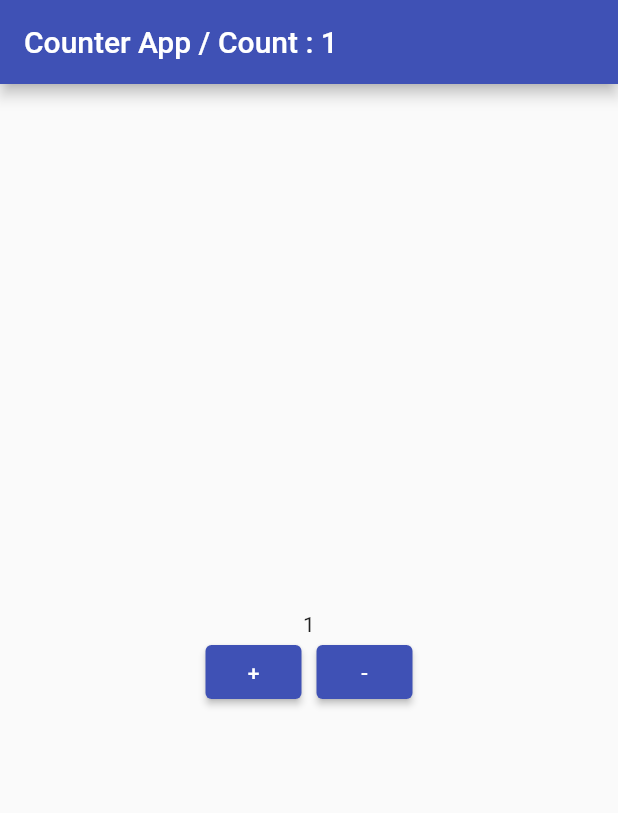
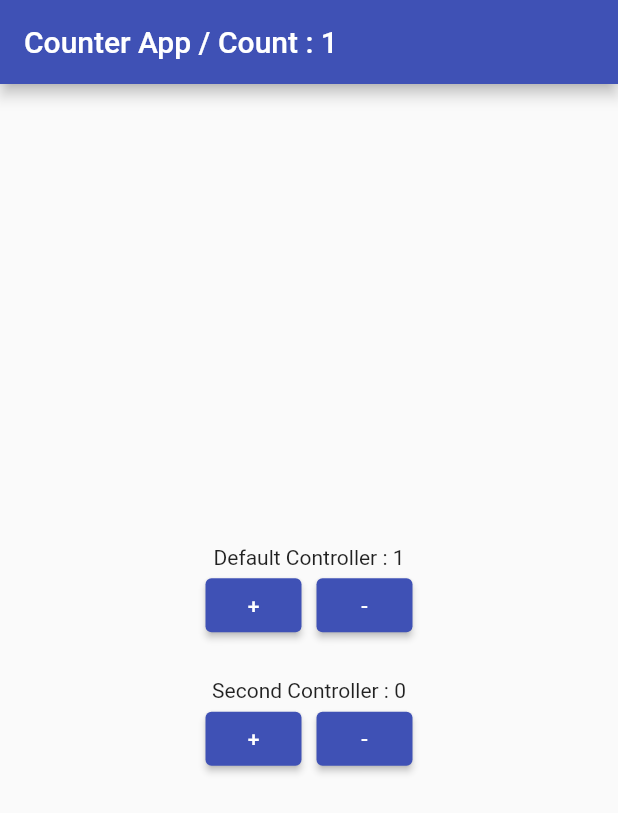
Before and after one commit to nirmal-mazhuvanpilly/flutter_GetX, a Flutter app: the screen it shows after launch, after a tap on an icon or button, on a phone screen of 412 x 824 dp. Shown: the top 813 px of the screen. Run offline on Flutter 3.47's test engine with Material 2 defaults, Android fonts, the phone set to English and light mode, and no system bars; our stand-ins replace get.

Commit message:
Using tags to use multiple instance

```diff
--- a/lib/controller/home_bindings.dart
+++ b/lib/controller/home_bindings.dart
@@ -5,6 +5,9 @@ class HomeBindings implements Bindings {
   //Register all Dependenices here
   @override
   void dependencies() {
-    Get.lazyPut<CounterController>(()=>CounterController()); //Lazy loads dependencies
+    Get.lazyPut<CounterController>(
+        () => CounterController()); //Lazy loads dependencies
+    Get.lazyPut<CounterController>(() => CounterController(),
+        tag: "nextController");
   }
 }
--- a/lib/view/counter_app.dart
+++ b/lib/view/counter_app.dart
@@ -6,6 +6,8 @@ class CounterAppView extends StatelessWidget {
   CounterAppView({Key? key}) : super(key: key);
 
   final CounterController _controller = Get.find();
+
+  final CounterController _nextController = Get.find(tag: "nextController");
 
   @override
   Widget build(BuildContext context) {
@@ -21,7 +23,8 @@ class CounterAppView extends StatelessWidget {
           mainAxisAlignment: MainAxisAlignment.center,
           crossAxisAlignment: CrossAxisAlignment.center,
           children: [
-            Obx(() => Text(_controller.counter.value.toString())),
+            Obx(() => Text(
+                "Default Controller : " + _controller.counter.value.toString())),
             Row(
               mainAxisAlignment: MainAxisAlignment.center,
               children: [
@@ -33,7 +36,28 @@ class CounterAppView extends StatelessWidget {
                     onPressed: _controller.decrementCounter,
                     child: const Text("-"))
               ],
-            )
+            ),
+            const SizedBox(height: 25),
+            GetX<CounterController>(
+              tag: "nextController",
+              builder: (next) => Column(
+                children: [
+                  Text("Second Controller : " + next.counter.value.toString()),
+                  Row(
+                    mainAxisAlignment: MainAxisAlignment.center,
+                    children: [
+                      ElevatedButton(
+                          onPressed: next.incrementCounter,
+                          child: const Text("+")),
+                      const SizedBox(width: 10),
+                      ElevatedButton(
+                          onPressed: _nextController.decrementCounter,
+                          child: const Text("-"))
+                    ],
+                  ),
+                ],
+              ),
+            ),
           ],
         ),
       ),
```
